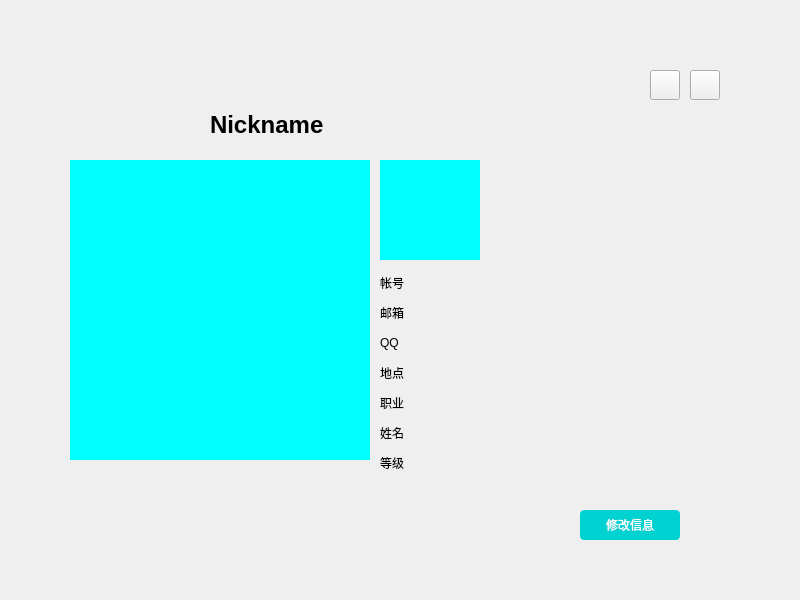
Qt form client/linux/src/form/profile_page.ui (i0gan/ltalk) before a commit.
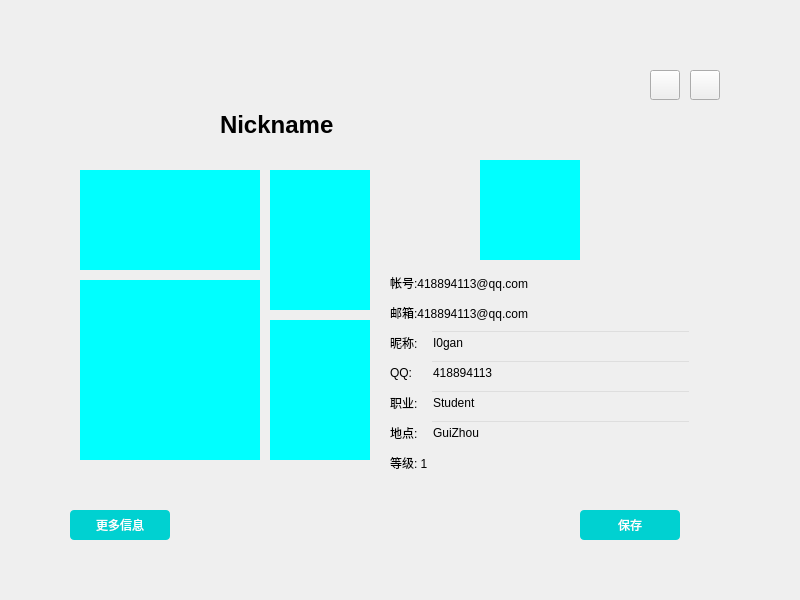
The same form after that commit. Icons and pictures are not drawn.

```diff
--- a/client/linux/src/form/profile_page.ui
+++ b/client/linux/src/form/profile_page.ui
@@ -75,10 +75,10 @@
   <widget class="QLabel" name="label_background">
    <property name="geometry">
     <rect>
-     <x>70</x>
-     <y>160</y>
-     <width>300</width>
-     <height>300</height>
+     <x>80</x>
+     <y>280</y>
+     <width>180</width>
+     <height>180</height>
     </rect>
    </property>
    <property name="styleSheet">
@@ -96,7 +96,7 @@
   <widget class="QLabel" name="label_headImage">
    <property name="geometry">
     <rect>
-     <x>380</x>
+     <x>480</x>
      <y>160</y>
      <width>100</width>
      <height>100</height>
@@ -117,98 +117,98 @@
   <widget class="QLabel" name="label_account">
    <property name="geometry">
     <rect>
-     <x>380</x>
+     <x>390</x>
      <y>270</y>
      <width>300</width>
      <height>25</height>
     </rect>
    </property>
    <property name="text">
-    <string>帐号</string>
+    <string>帐号:418894113@qq.com</string>
    </property>
   </widget>
   <widget class="QLabel" name="label_email">
    <property name="geometry">
     <rect>
-     <x>380</x>
+     <x>390</x>
      <y>300</y>
      <width>300</width>
      <height>25</height>
     </rect>
    </property>
    <property name="text">
-    <string>邮箱</string>
+    <string>邮箱:418894113@qq.com</string>
    </property>
   </widget>
   <widget class="QLabel" name="label_QQ">
    <property name="geometry">
     <rect>
-     <x>380</x>
-     <y>330</y>
-     <width>300</width>
+     <x>390</x>
+     <y>360</y>
+     <width>40</width>
      <height>25</height>
     </rect>
    </property>
    <property name="text">
-    <string>QQ</string>
+    <string>QQ:</string>
    </property>
   </widget>
-  <widget class="QLabel" name="label_address">
+  <widget class="QLabel" name="label_nickname">
    <property name="geometry">
     <rect>
-     <x>380</x>
-     <y>360</y>
-     <width>300</width>
+     <x>390</x>
+     <y>330</y>
+     <width>40</width>
      <height>25</height>
     </rect>
    </property>
    <property name="text">
-    <string>地点</string>
+    <string>昵称:</string>
    </property>
   </widget>
   <widget class="QLabel" name="label_occupation">
    <property name="geometry">
     <rect>
-     <x>380</x>
+     <x>390</x>
      <y>390</y>
-     <width>300</width>
+     <width>40</width>
      <height>25</height>
     </rect>
    </property>
    <property name="text">
-    <string>职业</string>
+    <string>职业:</string>
    </property>
   </widget>
-  <widget class="QLabel" name="label_name">
+  <widget class="QLabel" name="label_address">
    <property name="geometry">
     <rect>
-     <x>380</x>
+     <x>390</x>
      <y>420</y>
-     <width>300</width>
+     <width>40</width>
      <height>25</height>
     </rect>
    </property>
    <property name="text">
-    <string>姓名</string>
+    <string>地点:</string>
    </property>
   </widget>
   <widget class="QLabel" name="label_grade">
    <property name="geometry">
     <rect>
-     <x>380</x>
+     <x>390</x>
      <y>450</y>
      <width>300</width>
      <height>25</height>
     </rect>
    </property>
    <property name="text">
-    <string>等级</string>
+    <string>等级: 1</string>
    </property>
   </widget>
   <widget class="QLabel" name="label_8">
    <property name="geometry">
     <rect>
-     <x>210</x>
+     <x>220</x>
      <y>110</y>
      <width>400</width>
      <height>30</height>
@@ -245,7 +245,177 @@
 }</string>
    </property>
    <property name="text">
-    <string>修改信息</string>
+    <string>保存</string>
+   </property>
+  </widget>
+  <widget class="QLineEdit" name="lineEdit_QQ">
+   <property name="geometry">
+    <rect>
+     <x>430</x>
+     <y>360</y>
+     <width>261</width>
+     <height>25</height>
+    </rect>
+   </property>
+   <property name="styleSheet">
+    <string notr="true">QLineEdit {
+	background-color: transparent
+}</string>
+   </property>
+   <property name="text">
+    <string>418894113</string>
+   </property>
+   <property name="readOnly">
+    <bool>true</bool>
+   </property>
+  </widget>
+  <widget class="QLineEdit" name="lineEdit_nickname">
+   <property name="geometry">
+    <rect>
+     <x>430</x>
+     <y>330</y>
+     <width>261</width>
+     <height>25</height>
+    </rect>
+   </property>
+   <property name="styleSheet">
+    <string notr="true">QLineEdit {
+	background-color: transparent
+}</string>
+   </property>
+   <property name="text">
+    <string>I0gan</string>
+   </property>
+   <property name="readOnly">
+    <bool>true</bool>
+   </property>
+  </widget>
+  <widget class="QLineEdit" name="lineEdit_occupation">
+   <property name="geometry">
+    <rect>
+     <x>430</x>
+     <y>390</y>
+     <width>261</width>
+     <height>25</height>
+    </rect>
+   </property>
+   <property name="styleSheet">
+    <string notr="true">QLineEdit {
+	background-color: transparent
+}</string>
+   </property>
+   <property name="text">
+    <string>Student</string>
+   </property>
+   <property name="readOnly">
+    <bool>true</bool>
+   </property>
+  </widget>
+  <widget class="QLineEdit" name="lineEdit_address">
+   <property name="geometry">
+    <rect>
+     <x>430</x>
+     <y>420</y>
+     <width>261</width>
+     <height>25</height>
+    </rect>
+   </property>
+   <property name="styleSheet">
+    <string notr="true">QLineEdit {
+	background-color: transparent
+}</string>
+   </property>
+   <property name="text">
+    <string>GuiZhou</string>
+   </property>
+   <property name="readOnly">
+    <bool>true</bool>
+   </property>
+  </widget>
+  <widget class="QPushButton" name="pushButton_moreInfo">
+   <property name="geometry">
+    <rect>
+     <x>70</x>
+     <y>510</y>
+     <width>100</width>
+     <height>30</height>
+    </rect>
+   </property>
+   <property name="styleSheet">
+    <string notr="true">QPushButton{
+background-color:rgb(0, 209, 209);
+color:white;
+border-radius:4px;
+}
+QPushButton:hover{
+  background-color: rgb(0, 255, 204);
+}</string>
+   </property>
+   <property name="text">
+    <string>更多信息</string>
+   </property>
+  </widget>
+  <widget class="QLabel" name="label_profile_image_3">
+   <property name="geometry">
+    <rect>
+     <x>270</x>
+     <y>170</y>
+     <width>100</width>
+     <height>140</height>
+    </rect>
+   </property>
+   <property name="styleSheet">
+    <string notr="true">QLabel{
+ background: rgb(0, 255, 255);
+}
+QLabel:hover{
+	border:2px solid;
+}</string>
+   </property>
+   <property name="text">
+    <string/>
+   </property>
+  </widget>
+  <widget class="QLabel" name="label_profile_image_4">
+   <property name="geometry">
+    <rect>
+     <x>270</x>
+     <y>320</y>
+     <width>100</width>
+     <height>140</height>
+    </rect>
+   </property>
+   <property name="styleSheet">
+    <string notr="true">QLabel{
+ background: rgb(0, 255, 255);
+}
+QLabel:hover{
+	border:2px solid;
+}</string>
+   </property>
+   <property name="text">
+    <string/>
+   </property>
+  </widget>
+  <widget class="QLabel" name="label_profile_image_2">
+   <property name="geometry">
+    <rect>
+     <x>80</x>
+     <y>170</y>
+     <width>180</width>
+     <height>100</height>
+    </rect>
+   </property>
+   <property name="styleSheet">
+    <string notr="true">QLabel{
+ background: rgb(0, 255, 255);
+}
+QLabel:hover{
+	border:2px solid;
+}</string>
+   </property>
+   <property name="text">
+    <string/>
    </property>
   </widget>
   <zorder>label_frame</zorder>
```
Left out of the diff: 20 changed lines with no effect on the pictures.
